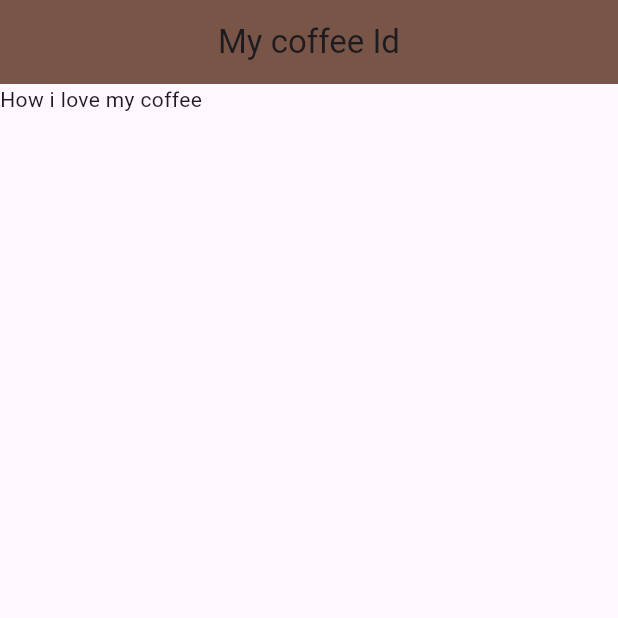
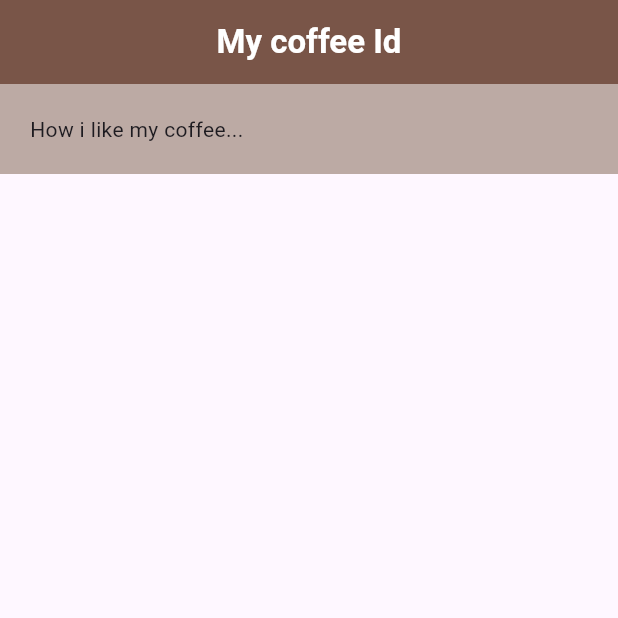
Before and after one commit to taiKip/flutter_rpg, a Flutter app: the screen it shows after launch, on a phone screen of 412 x 824 dp, the top half of it. Run offline on Flutter 3.47's test engine with Material 3 defaults, Android fonts, the phone set to English and light mode, and no system bars.

Commit message:
added home page container

```diff
--- a/lib/pages/home/view/home_page.dart
+++ b/lib/pages/home/view/home_page.dart
@@ -6,12 +6,24 @@ class Home extends StatelessWidget {
 
   @override
   Widget build(BuildContext context) {
-    return  Scaffold(
-      appBar: AppBar(title:const Text('My coffee Id'),
-      backgroundColor: Colors.brown,
-      centerTitle: true,
-      ),
-      body: const Text("How i love my coffee"),
-    );
+    return Scaffold(
+        appBar: AppBar(
+          title: const Text(
+            'My coffee Id',
+            style: TextStyle(color: Colors.white, fontWeight: FontWeight.bold),
+          ),
+          backgroundColor: Colors.brown,
+          centerTitle: true,
+        ),
+        body: Column(
+          crossAxisAlignment: CrossAxisAlignment.stretch,
+          children: [
+            Container(
+              color: Colors.brown[200],
+              padding: const EdgeInsets.all(20),
+              child: const Text("How i like my coffee..."),
+            )
+          ],
+        ));
   }
 }
```
Also changed, not shown: lib/pages/home/widgets/styled_button.dart (+10 -7 lines).
